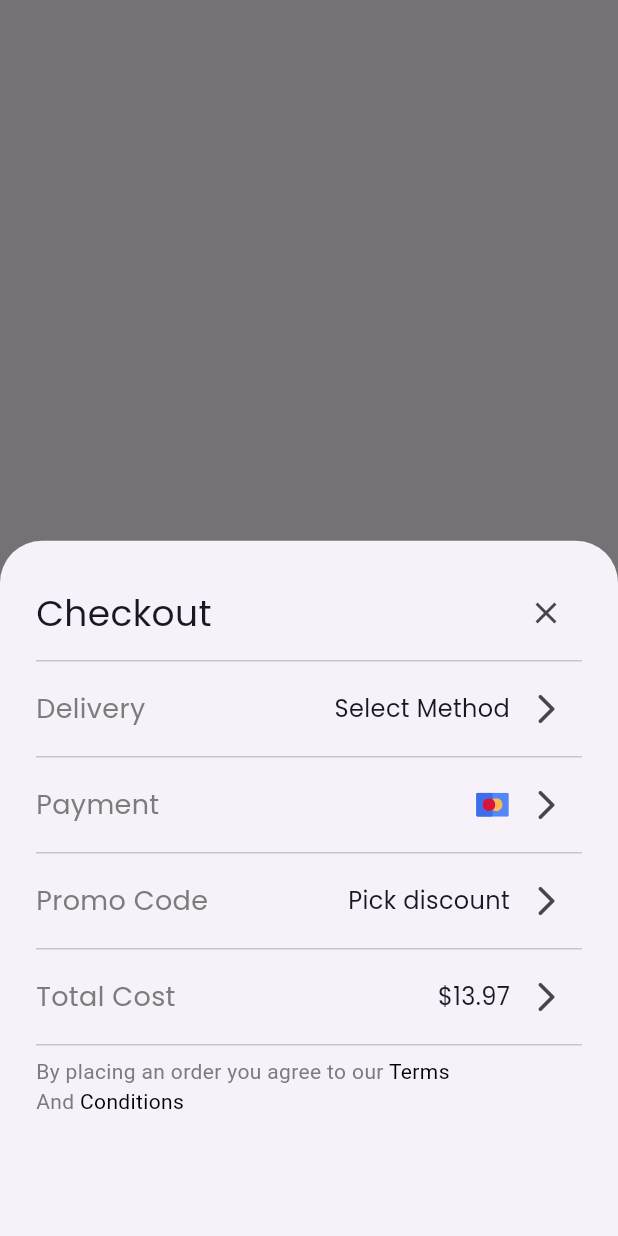
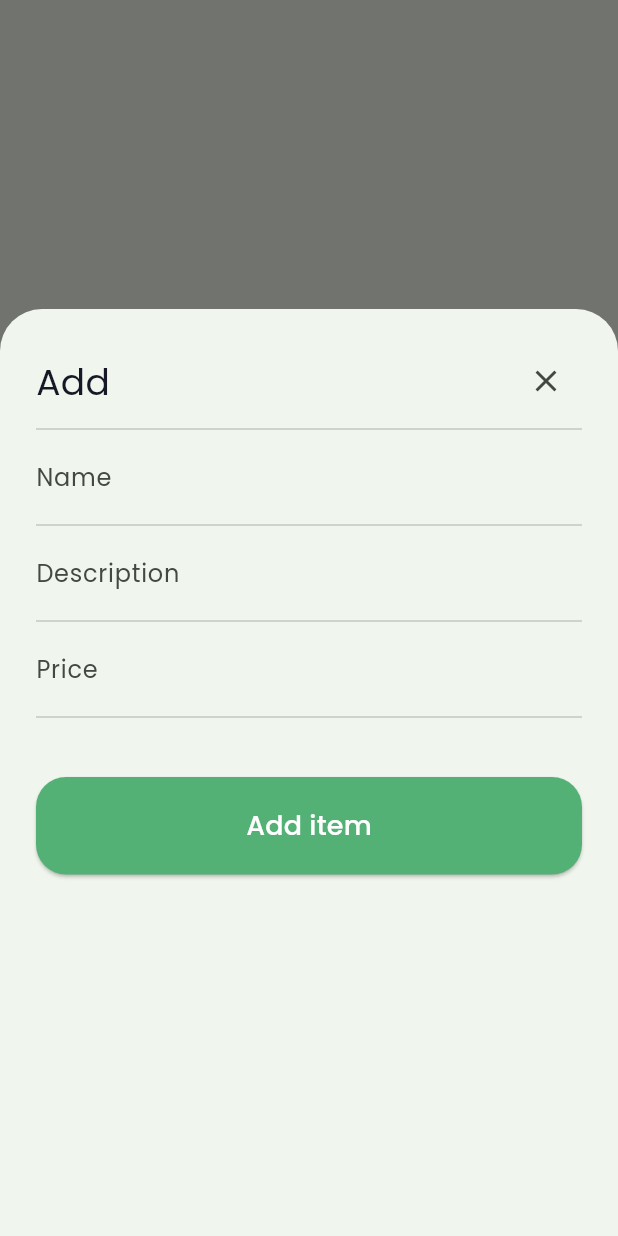
Before and after one commit to Ahmad-Nour-Haidar/nectar-app-task, a Flutter app: the HomeScreen screen opened by its route, after a tap on "show", on a phone screen of 412 x 824 dp. Run offline on Flutter 3.47's test engine with Material 3 defaults, Android fonts, the phone set to English and light mode, and no system bars; our stand-ins replace animate_do, flutter_svg, gap, go_router.

Commit message:
creat - finish add item widget

```diff
--- a/lib/views/screens/home_screen.dart
+++ b/lib/views/screens/home_screen.dart
@@ -1,7 +1,7 @@
 import 'package:flutter/material.dart';
 import 'package:task/views/widgets/custom_button.dart';
 
-import '../widgets/checkout_widget.dart';
+import '../widgets/add_item_widget.dart';
 
 class HomeScreen extends StatelessWidget {
   const HomeScreen({super.key});
@@ -17,9 +17,16 @@ class HomeScreen extends StatelessWidget {
             child: CustomButton(
               onPressed: () {
                 showModalBottomSheet(
+                    isScrollControlled: true,
+                    useSafeArea: true,
                     context: context,
                     builder: (context) {
-                      return const CheckoutWidget();
+                      return Padding(
+                        padding: EdgeInsets.only(
+                          bottom: MediaQuery.of(context).viewInsets.bottom,
+                        ),
+                        child: const AddItemWidget(),
+                      );
                     });
               },
               child: const Text('show'),
--- /dev/null
+++ b/lib/views/widgets/add_item_widget.dart
@@ -0,0 +1,78 @@
+import 'package:flutter/material.dart';
+import 'package:gap/gap.dart';
+import 'package:go_router/go_router.dart';
+import 'package:task/views/widgets/custom_text_form_field.dart';
+
+import '../../core/constant/app_color.dart';
+import 'custom_button.dart';
+
+class AddItemWidget extends StatelessWidget {
+  const AddItemWidget({super.key});
+
+  @override
+  Widget build(BuildContext context) {
+    return Container(
+      padding: const EdgeInsets.all(24.0),
+      height: MediaQuery.sizeOf(context).height * .75,
+      child: Column(
+        children: [
+          Row(
+            children: [
+              const Text(
+                'Add',
+                style: TextStyle(
+                  fontWeight: FontWeight.w400,
+                  fontSize: 24,
+                  color: AppColor.fontColor,
+                ),
+              ),
+              const Spacer(),
+              IconButton(
+                onPressed: () {
+                  context.pop();
+                },
+                icon: const Icon(Icons.close),
+              ),
+            ],
+          ),
+          Expanded(
+            child: ListView(
+              children: [
+                const Divider(),
+                const CustomTextFormField(
+                  hint: 'Name',
+                  keyboardType: TextInputType.name,
+                ),
+                const Divider(),
+                const CustomTextFormField(
+                  hint: 'Description',
+                  keyboardType: TextInputType.text,
+                ),
+                const Divider(),
+                const CustomTextFormField(
+                  hint: 'Price',
+                  keyboardType: TextInputType.number,
+                ),
+                const Divider(),
+                const Gap(32),
+                CustomButton(
+                  onPressed: () {},
+                  height: 65,
+                  radius: 20,
+                  child: const Text(
+                    'Add item',
+                    style: TextStyle(
+                      fontWeight: FontWeight.w500,
+                      fontSize: 18,
+                      color: AppColor.white,
+                    ),
+                  ),
+                ),
+              ],
+            ),
+          ),
+        ],
+      ),
+    );
+  }
+}
--- a/lib/views/widgets/checkout_widget.dart
+++ b/lib/views/widgets/checkout_widget.dart
@@ -1,17 +1,21 @@
 import 'package:flutter/material.dart';
 import 'package:flutter_svg/svg.dart';
+import 'package:gap/gap.dart';
 import 'package:go_router/go_router.dart';
 
 import '../../core/constant/app_color.dart';
 import '../../core/constant/app_svgs.dart';
+import 'custom_button.dart';
+import 'custom_row_with_icon.dart';
 
 class CheckoutWidget extends StatelessWidget {
   const CheckoutWidget({super.key});
 
   @override
   Widget build(BuildContext context) {
-    return Padding(
+    return Container(
       padding: const EdgeInsets.all(24.0),
+      height: MediaQuery.sizeOf(context).height * .75,
       child: Column(
         children: [
           Row(
@@ -104,7 +108,21 @@ class CheckoutWidget extends StatelessWidget {
                       ),
                     ),
                   ),
-                )
+                ),
+                const Gap(32),
+                CustomButton(
+                  onPressed: () {},
+                  height: 65,
+                  radius: 20,
+                  child: const Text(
+                    'Place order',
+                    style: TextStyle(
+                      fontWeight: FontWeight.w500,
+                      fontSize: 18,
+                      color: AppColor.white,
+                    ),
+                  ),
+                ),
               ],
             ),
           ),
@@ -113,52 +131,3 @@ class CheckoutWidget extends StatelessWidget {
     );
   }
 }
-
-class CustomRowWithIcon extends StatelessWidget {
-  const CustomRowWithIcon({
-    super.key,
-    required this.text1,
-    required this.onTap,
-    this.text2,
-    this.child,
-  });
-
-  final String text1;
-  final String? text2;
-  final VoidCallback onTap;
-  final Widget? child;
-
-  @override
-  Widget build(BuildContext context) {
-    return Row(
-      children: [
-        Text(
-          text1,
-          style: const TextStyle(
-            fontWeight: FontWeight.w400,
-            fontSize: 18,
-            color: AppColor.grey,
-          ),
-        ),
-        const Spacer(),
-        if (child != null) child!,
-        if (text2 != null)
-          Text(
-            text2!,
-            style: const TextStyle(
-              fontWeight: FontWeight.w400,
-              fontSize: 16,
-              color: AppColor.fontColor,
-            ),
-          ),
-        IconButton(
-          onPressed: onTap,
-          icon: Transform.flip(
-            flipX: true,
-            child: const Icon(Icons.arrow_back_ios_rounded),
-          ),
-        )
-      ],
-    );
-  }
-}
--- /dev/null
+++ b/lib/views/widgets/custom_text_form_field.dart
@@ -0,0 +1,28 @@
+import 'package:flutter/material.dart';
+
+class CustomTextFormField extends StatelessWidget {
+  const CustomTextFormField({
+    super.key,
+    required this.hint,
+    this.controller,
+    this.textInputAction = TextInputAction.next,
+    this.keyboardType,
+  });
+
+  final TextEditingController? controller;
+  final TextInputAction? textInputAction;
+  final TextInputType? keyboardType;
+  final String hint;
+
+  @override
+  Widget build(BuildContext context) {
+    return TextFormField(
+      controller: controller,
+      textInputAction: textInputAction,
+      keyboardType: keyboardType,
+      decoration: InputDecoration(
+        hintText: hint,
+      ),
+    );
+  }
+}
```
Also changed, not shown: lib/main.dart (+7 -0 lines), lib/views/widgets/custom_row_with_icon.dart (added, +52 -0 lines).
